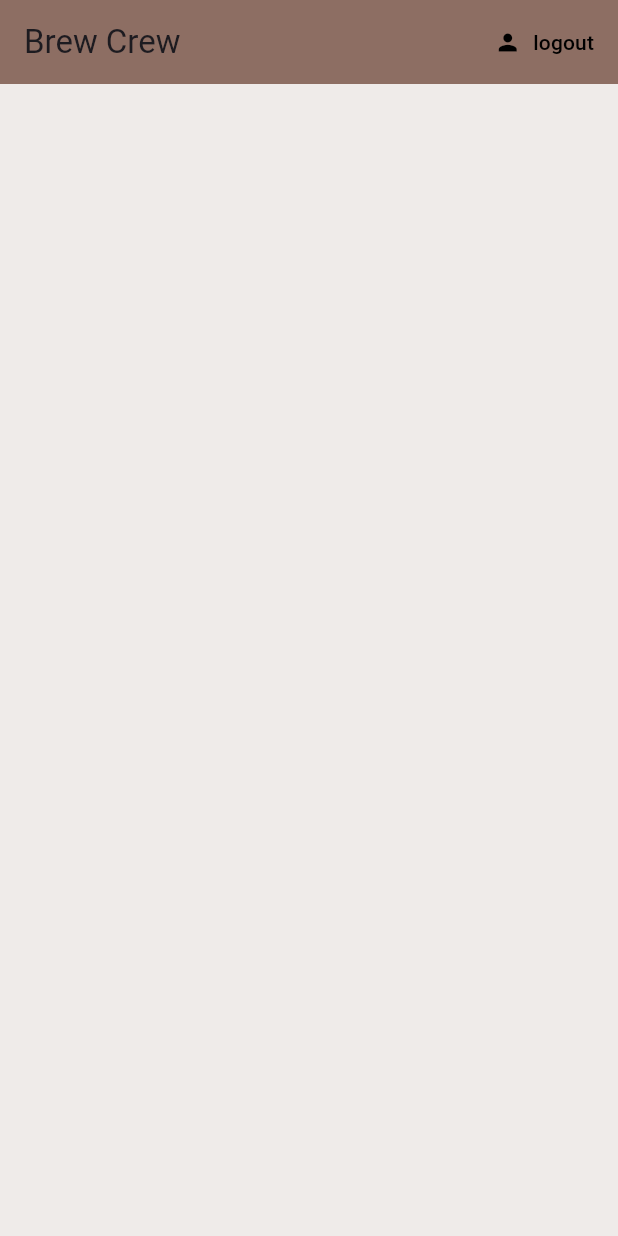
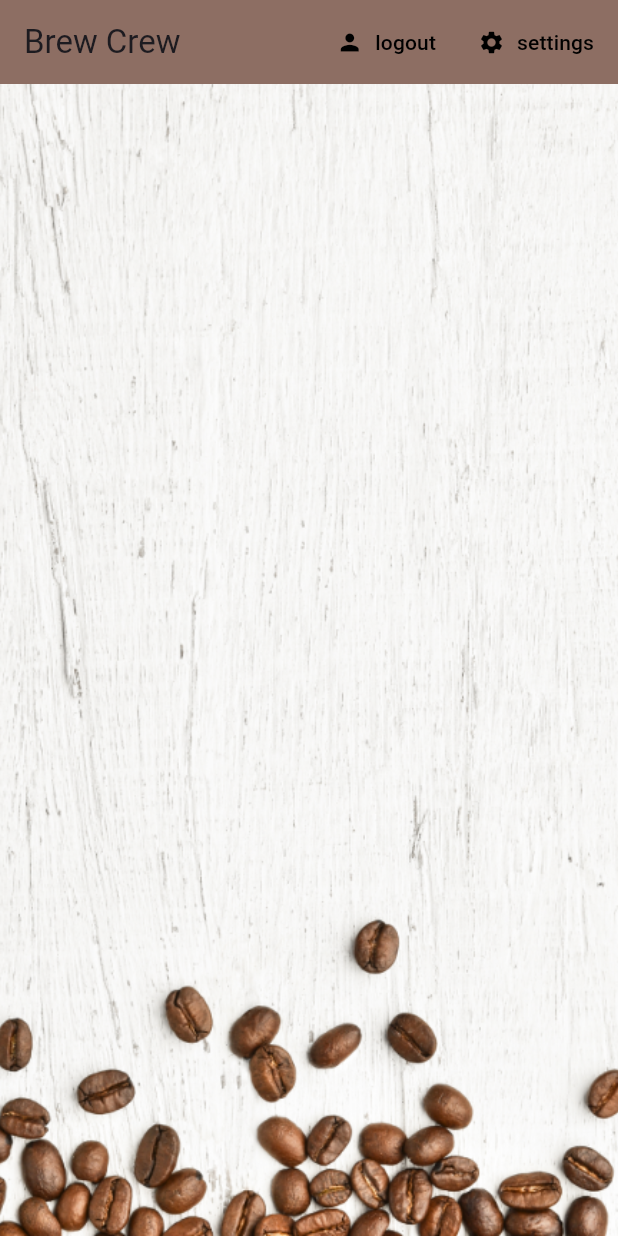
Before and after one commit to amine20akka/brew_crew, a Flutter app: the screen it shows once a user with an empty profile is signed in, on a phone screen of 412 x 824 dp. Run offline on Flutter 3.47's test engine with Material 3 defaults, Android fonts, the phone set to English and light mode, and no system bars; our stand-ins replace cloud_firestore, firebase_auth, firebase_core, flutter_spinkit; accounts and stored records are empty.

```diff
--- /dev/null
+++ b/lib/models/brew.dart
@@ -0,0 +1,7 @@
+class Brew {
+  final String name;
+  final String sugars;
+  final int strength;
+
+  Brew({required this.name, required this.sugars, required this.strength});
+}
--- a/lib/models/user.dart
+++ b/lib/models/user.dart
@@ -4,3 +4,13 @@ class CustomUser {
   CustomUser({required this.uid});
 
 }
+
+
+class UserData {
+  final String? uid;
+  final String? name;
+  final String? sugars;
+  final int? strength;
+
+  UserData({this.uid, this.sugars, this.strength, this.name});
+}
--- /dev/null
+++ b/lib/screens/home/brew_list.dart
@@ -0,0 +1,25 @@
+import 'package:brew_crew/models/brew.dart';
+import 'package:brew_crew/screens/home/brew_tile.dart';
+import 'package:flutter/material.dart';
+import 'package:provider/provider.dart';
+
+class BrewList extends StatefulWidget {
+  const BrewList({super.key});
+
+  @override
+  State<BrewList> createState() => _BrewListState();
+}
+
+class _BrewListState extends State<BrewList> {
+  @override
+  Widget build(BuildContext context) {
+    final brews = Provider.of<List<Brew>>(context);
+
+    return ListView.builder(
+      itemCount: brews.length,
+      itemBuilder: (context, index) {
+        return BrewTile(brew: brews[index]);
+      },
+    );
+  }
+}
--- a/lib/screens/home/home.dart
+++ b/lib/screens/home/home.dart
@@ -1,5 +1,10 @@
+import 'package:brew_crew/models/brew.dart';
+import 'package:brew_crew/screens/home/brew_list.dart';
+import 'package:brew_crew/screens/home/settings_form.dart';
 import 'package:brew_crew/services/auth.dart';
 import 'package:flutter/material.dart';
+import 'package:brew_crew/services/database.dart';
+import 'package:provider/provider.dart';
 
 class Home extends StatelessWidget {
   final AuthService _auth = AuthService();
@@ -8,7 +13,21 @@ class Home extends StatelessWidget {
 
   @override
   Widget build(BuildContext context) {
-    return Scaffold(
+    void showSettingsPanel() {
+      showModalBottomSheet(
+          context: context,
+          builder: (context) {
+            return Container(
+              padding: const EdgeInsets.symmetric(vertical: 20.0, horizontal: 60.0),
+              child: const SettingsForm(),
+            );
+          });
+    }
+
+    return StreamProvider<List<Brew>>.value(
+      value: DatabaseService().brews,
+      initialData: const [],
+      child: Scaffold(
         backgroundColor: Colors.brown[50],
         appBar: AppBar(
           title: const Text('Brew Crew'),
@@ -24,8 +43,26 @@ class Home extends StatelessWidget {
               ),
               icon: const Icon(Icons.person),
               label: const Text('logout'),
-          )
+            ),
+            TextButton.icon(
+              onPressed: () => showSettingsPanel(),
+              style: TextButton.styleFrom(
+                foregroundColor: Colors.black,
+              ),
+              icon: const Icon(Icons.settings),
+              label: const Text('settings'),
+            ),
           ],
+        ),
+        body: Container(
+          decoration: const BoxDecoration(
+            image: DecorationImage(
+              image: AssetImage('assets/coffee_bg.png'),
+              fit: BoxFit.cover,
+            ),
+          ),
+          child: const BrewList()
+        ),
       ),
     );
   }
--- a/pubspec.yaml
+++ b/pubspec.yaml
@@ -39,6 +39,7 @@ dependencies:
   cloud_firestore: ^4.15.9
   firebase_core: ^2.27.1
   provider: ^6.1.2
+  flutter_spinkit: ^5.2.0
 
 dev_dependencies:
   flutter_test:
@@ -63,9 +64,8 @@ flutter:
   uses-material-design: true
 
   # To add assets to your application, add an assets section, like this:
-  # assets:
-  #   - images/a_dot_burr.jpeg
-  #   - images/a_dot_ham.jpeg
+  assets:
+    - assets/
 
   # An image asset can refer to one or more resolution-specific "variants", see
   # https://flutter.dev/assets-and-images/#resolution-aware
```
Also changed, not shown: lib/screens/authenticate/register.dart (+7 -1 lines), lib/screens/authenticate/sign_in.dart (+9 -2 lines), lib/screens/home/brew_tile.dart (added, +27 -0 lines), lib/screens/home/settings_form.dart (added, +99 -0 lines), lib/services/auth.dart (+7 -2 lines), lib/services/database.dart (added, +56 -0 lines), lib/shared/loading.dart (added, +19 -0 lines), assets/coffee_bg.png (added), assets/coffee_icon.png (added), pubspec.lock. Lines whose indentation alone changed are shown as unchanged.
